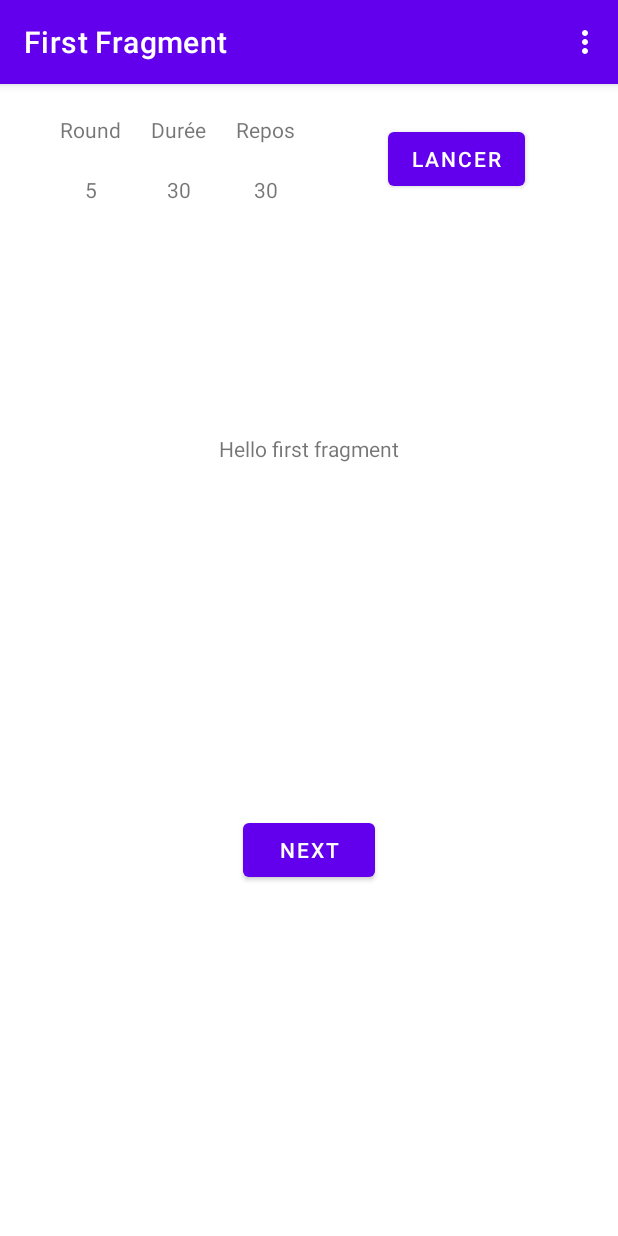
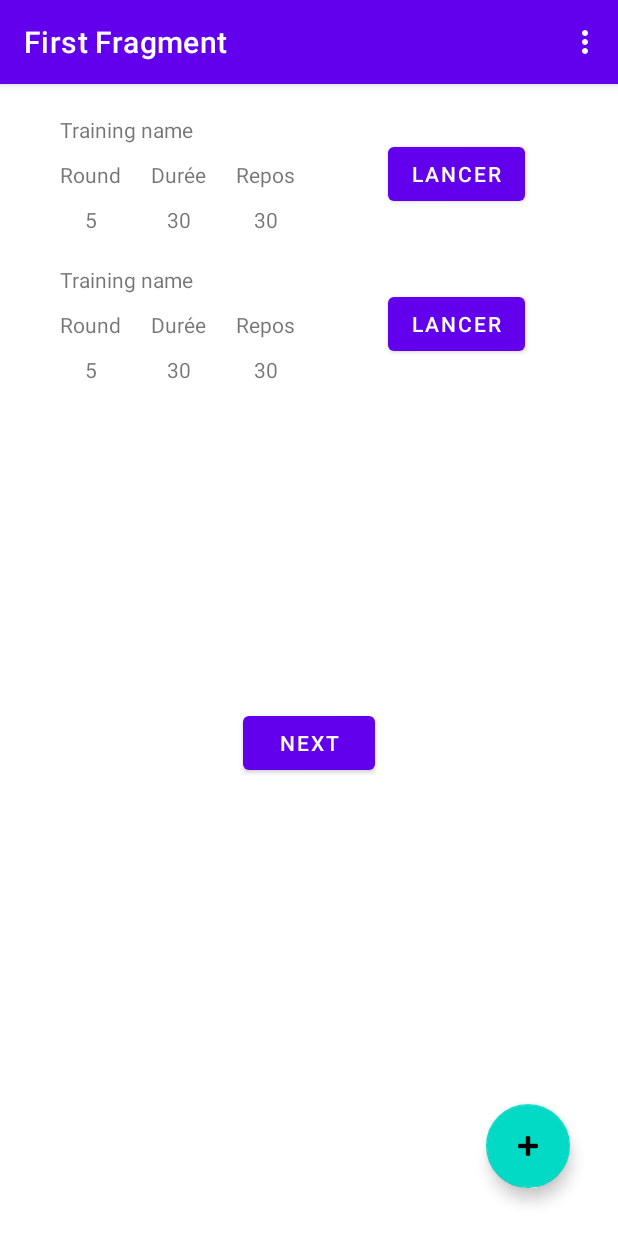
Before and after one commit to bugvlopper/bowtrainer, an Android app: the screen it shows after launch (MainActivity), in the options menu, after a tap on "Settings", on a phone screen of 412 x 824 dp. Run offline under Robolectric (Android 15) with nearby library versions, the phone set to English and light mode, and no system bars; our stand-ins replace navigation-ui.

Commit message:
work on the adding button action now i can add new fragment(training) but it is not persisted and i can't set a custom value need to work on that later

```diff
--- a/app/src/main/java/com/example/boxtrainer/FirstFragment.java
+++ b/app/src/main/java/com/example/boxtrainer/FirstFragment.java
@@ -6,10 +6,16 @@ import android.view.View;
 import android.view.ViewGroup;
 
 import androidx.annotation.NonNull;
+import androidx.constraintlayout.widget.ConstraintLayout;
+import androidx.constraintlayout.widget.ConstraintSet;
 import androidx.fragment.app.Fragment;
+import androidx.fragment.app.FragmentManager;
 import androidx.navigation.fragment.NavHostFragment;
 
 import com.example.boxtrainer.databinding.FragmentFirstBinding;
+
+import java.util.Timer;
+import java.util.TimerTask;
 
 public class FirstFragment extends Fragment {
 
@@ -28,12 +34,36 @@ public class FirstFragment extends Fragment {
 
     public void onViewCreated(@NonNull View view, Bundle savedInstanceState) {
         super.onViewCreated(view, savedInstanceState);
+        FragmentManager fragmentManager = getActivity().getSupportFragmentManager();
 
         binding.buttonFirst.setOnClickListener(new View.OnClickListener() {
             @Override
             public void onClick(View view) {
                 NavHostFragment.findNavController(FirstFragment.this)
                         .navigate(R.id.action_FirstFragment_to_SecondFragment);
+            }
+        });
+
+        binding.addFLoatingButton.setOnClickListener(new View.OnClickListener() {
+            @Override
+            public void onClick(View v) {
+
+
+                fragmentManager.beginTransaction()
+                        .add(R.id.fisrtFragmentLayout, TrainingSetup.class, null, "tag")
+                        .addToBackStack(null)
+                        .commit();
+                fragmentManager.executePendingTransactions();
+                View firstView = binding.fragmentContainerView;
+                fragmentManager.findFragmentByTag("tag").getView().setId(1234);
+                System.out.println(fragmentManager.findFragmentByTag("tag").getId());
+
+                ConstraintLayout constraintLayout = binding.fisrtFragmentLayout.findViewById(R.id.fisrtFragmentLayout);
+                ConstraintSet constraintSet = new ConstraintSet();
+                constraintSet.clone(constraintLayout);
+                constraintSet.connect(1234, ConstraintSet.TOP, firstView.getId(), ConstraintSet.BOTTOM);
+                constraintSet.applyTo(constraintLayout);
+
             }
         });
     }
--- a/app/src/main/java/com/example/boxtrainer/MainActivity.java
+++ b/app/src/main/java/com/example/boxtrainer/MainActivity.java
@@ -38,6 +38,7 @@ public class MainActivity extends AppCompatActivity {
         NavigationUI.setupActionBarWithNavController(this, navController, appBarConfiguration);
 
 
+
     }
 
     @Override
--- a/app/src/main/java/com/example/boxtrainer/TrainingSetup.java
+++ b/app/src/main/java/com/example/boxtrainer/TrainingSetup.java
@@ -37,10 +37,8 @@ public class TrainingSetup extends Fragment {
             String roundTime = binding.roundTime.getText().toString();
             String restTime = binding.restTime.getText().toString();
             action.setRoundNumber(roundNumber);
-            action.setRoundTime(roundTime);            FirstFragmentDirections.ActionFirstFragmentToSecondFragment action = FirstFragmentDirections.actionFirstFragmentToSecondFragment();
-
+            action.setRoundTime(roundTime);
             action.setRestTime(restTime);
-            System.out.println(action);
             NavHostFragment.findNavController(TrainingSetup.this).navigate(action);
         });
     }
--- a/app/src/main/res/layout/fragment_first.xml
+++ b/app/src/main/res/layout/fragment_first.xml
@@ -2,20 +2,10 @@
 <androidx.constraintlayout.widget.ConstraintLayout xmlns:android="http://schemas.android.com/apk/res/android"
     xmlns:app="http://schemas.android.com/apk/res-auto"
     xmlns:tools="http://schemas.android.com/tools"
+    android:id="@+id/fisrtFragmentLayout"
     android:layout_width="match_parent"
     android:layout_height="match_parent"
     tools:context=".FirstFragment">
-
-    <TextView
-        android:id="@+id/textview_first"
-        android:layout_width="wrap_content"
-        android:layout_height="wrap_content"
-        android:text="@string/hello_first_fragment"
-        app:layout_constraintBottom_toTopOf="@id/button_first"
-        app:layout_constraintEnd_toEndOf="parent"
-        app:layout_constraintStart_toStartOf="parent"
-        app:layout_constraintTop_toTopOf="parent"
-        app:layout_constraintVertical_bias="0.13999999" />
 
     <Button
         android:id="@+id/button_first"
@@ -25,14 +15,15 @@
         app:layout_constraintBottom_toBottomOf="parent"
         app:layout_constraintEnd_toEndOf="parent"
         app:layout_constraintStart_toStartOf="parent"
-        app:layout_constraintTop_toBottomOf="@id/textview_first" />
+        app:layout_constraintTop_toBottomOf="@+id/fragmentContainerView" />
 
     <androidx.fragment.app.FragmentContainerView
-        android:id="@+id/fragmentContainerView2"
+        android:id="@+id/fragmentContainerView"
         android:name="com.example.boxtrainer.TrainingSetup"
         android:layout_width="0dp"
-        android:layout_height="100dp"
-        android:layout_marginBottom="631dp"
+        android:layout_height="wrap_content"
+        android:layout_marginTop="10dp"
+        android:layout_marginBottom="500dp"
         app:layout_constraintBottom_toBottomOf="parent"
         app:layout_constraintEnd_toEndOf="parent"
         app:layout_constraintHorizontal_bias="1.0"
@@ -41,4 +32,17 @@
         app:layout_constraintVertical_bias="0.0"
         tools:layout="@layout/trainingsetup" />
 
+    <com.google.android.material.floatingactionbutton.FloatingActionButton
+        android:id="@+id/addFLoatingButton"
+        android:layout_width="wrap_content"
+        android:layout_height="wrap_content"
+        android:layout_marginEnd="32dp"
+        android:layout_marginBottom="32dp"
+        android:clickable="true"
+        android:src="@android:drawable/ic_input_add"
+        app:layout_constraintBottom_toBottomOf="parent"
+        app:layout_constraintEnd_toEndOf="parent"
+        android:contentDescription="Button who is suppose to add new fragment"/>
+
+
 </androidx.constraintlayout.widget.ConstraintLayout>
--- a/app/src/main/res/layout/trainingsetup.xml
+++ b/app/src/main/res/layout/trainingsetup.xml
@@ -2,6 +2,7 @@
 <androidx.constraintlayout.widget.ConstraintLayout xmlns:android="http://schemas.android.com/apk/res/android"
     xmlns:app="http://schemas.android.com/apk/res-auto"
     xmlns:tools="http://schemas.android.com/tools"
+    android:id="@+id/trainingSetupLayout"
     android:layout_width="match_parent"
     android:layout_height="100dp">
 
@@ -13,8 +14,7 @@
         android:text="Round"
         app:layout_constraintBottom_toBottomOf="parent"
         app:layout_constraintStart_toStartOf="parent"
-        app:layout_constraintTop_toTopOf="parent"
-        app:layout_constraintVertical_bias="0.259" />
+        app:layout_constraintTop_toTopOf="parent" />
 
     <TextView
         android:id="@+id/textView5"
@@ -73,4 +73,13 @@
         app:layout_constraintEnd_toEndOf="parent"
         app:layout_constraintStart_toEndOf="@+id/textView6"
         app:layout_constraintTop_toTopOf="parent" />
+
+    <TextView
+        android:id="@+id/textView7"
+        android:layout_width="wrap_content"
+        android:layout_height="wrap_content"
+        android:text="Training name"
+        app:layout_constraintBottom_toTopOf="@+id/textView4"
+        app:layout_constraintStart_toStartOf="@+id/textView4"
+        app:layout_constraintTop_toTopOf="parent" />
 </androidx.constraintlayout.widget.ConstraintLayout>
```
